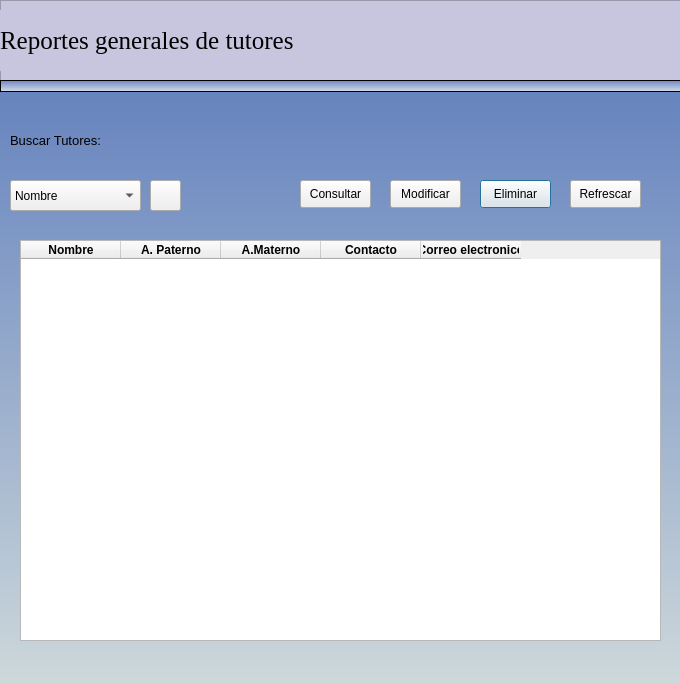
Old version of the form pythonProject/vistas/consultarTutores.ui in the repository francisco2124/Cognidron-EEG-Version1.0.
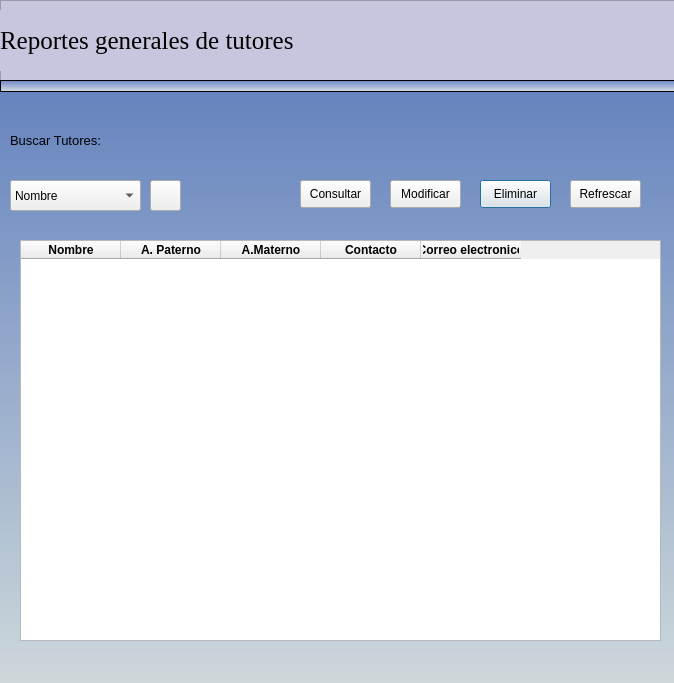
New version of the form. Icons and pictures are not drawn.

```diff
--- a/pythonProject/vistas/consultarTutores.ui
+++ b/pythonProject/vistas/consultarTutores.ui
@@ -6,7 +6,7 @@
    <rect>
     <x>0</x>
     <y>0</y>
-    <width>680</width>
+    <width>674</width>
     <height>683</height>
    </rect>
   </property>
@@ -16,6 +16,12 @@
     <height>683</height>
    </size>
   </property>
+  <property name="maximumSize">
+   <size>
+    <width>674</width>
+    <height>883</height>
+   </size>
+  </property>
   <property name="windowTitle">
    <string>Consulatar Terapeuta</string>
   </property>
```
